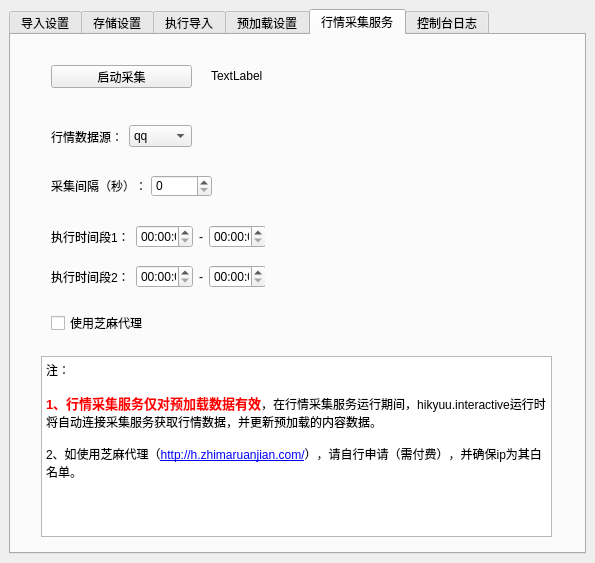
Before: the Qt Designer form hikyuu/gui/data/MainWindow.ui in fasiondog/hikyuu, drawn with Qt 5.
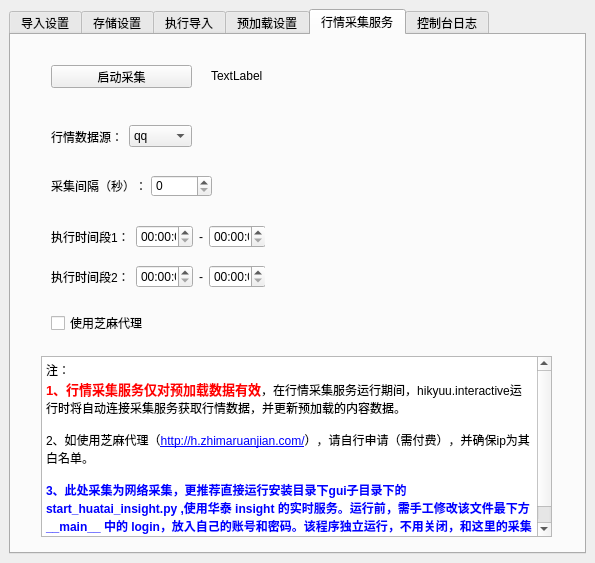
After: the same form once the commit is applied. The open tabs and pages were chosen to show the change.

Commit message: 更新 GUI，补充华泰 insight 相关说明

```diff
--- a/hikyuu/gui/data/MainWindow.ui
+++ b/hikyuu/gui/data/MainWindow.ui
@@ -1203,10 +1203,11 @@
 p, li { white-space: pre-wrap; }
 &lt;/style&gt;&lt;/head&gt;&lt;body style=&quot; font-family:'Microsoft YaHei UI'; font-size:9pt; font-weight:400; font-style:normal;&quot;&gt;
 &lt;p style=&quot; margin-top:0px; margin-bottom:0px; margin-left:0px; margin-right:0px; -qt-block-indent:0; text-indent:0px;&quot;&gt;&lt;span style=&quot; font-family:'SimSun';&quot;&gt;注：&lt;/span&gt;&lt;/p&gt;
-&lt;p style=&quot;-qt-paragraph-type:empty; margin-top:0px; margin-bottom:0px; margin-left:0px; margin-right:0px; -qt-block-indent:0; text-indent:0px; font-family:'SimSun';&quot;&gt;&lt;br /&gt;&lt;/p&gt;
 &lt;p style=&quot; margin-top:0px; margin-bottom:0px; margin-left:0px; margin-right:0px; -qt-block-indent:0; text-indent:0px;&quot;&gt;&lt;span style=&quot; font-family:'SimSun'; font-size:10pt; font-weight:600; color:#ff0000;&quot;&gt;1、行情采集服务仅对预加载数据有效&lt;/span&gt;&lt;span style=&quot; font-family:'SimSun';&quot;&gt;，在行情采集服务运行期间，hikyuu.interactive运行时将自动连接采集服务获取行情数据，并更新预加载的内容数据。&lt;/span&gt;&lt;/p&gt;
 &lt;p style=&quot;-qt-paragraph-type:empty; margin-top:0px; margin-bottom:0px; margin-left:0px; margin-right:0px; -qt-block-indent:0; text-indent:0px; font-family:'SimSun';&quot;&gt;&lt;br /&gt;&lt;/p&gt;
-&lt;p style=&quot; margin-top:0px; margin-bottom:0px; margin-left:0px; margin-right:0px; -qt-block-indent:0; text-indent:0px;&quot;&gt;&lt;span style=&quot; font-family:'SimSun';&quot;&gt;2、如使用芝麻代理（&lt;/span&gt;&lt;a href=&quot;http://h.zhimaruanjian.com/&quot;&gt;&lt;span style=&quot; font-family:'SimSun'; text-decoration: underline; color:#0000ff;&quot;&gt;http://h.zhimaruanjian.com/&lt;/span&gt;&lt;/a&gt;&lt;span style=&quot; font-family:'SimSun';&quot;&gt;），请自行申请（需付费），并确保ip为其白名单。&lt;/span&gt;&lt;/p&gt;&lt;/body&gt;&lt;/html&gt;</string>
+&lt;p style=&quot; margin-top:0px; margin-bottom:0px; margin-left:0px; margin-right:0px; -qt-block-indent:0; text-indent:0px;&quot;&gt;&lt;span style=&quot; font-family:'SimSun';&quot;&gt;2、如使用芝麻代理（&lt;/span&gt;&lt;a href=&quot;http://h.zhimaruanjian.com/&quot;&gt;&lt;span style=&quot; font-family:'SimSun'; text-decoration: underline; color:#0000ff;&quot;&gt;http://h.zhimaruanjian.com/&lt;/span&gt;&lt;/a&gt;&lt;span style=&quot; font-family:'SimSun';&quot;&gt;），请自行申请（需付费），并确保ip为其白名单。&lt;/span&gt;&lt;/p&gt;
+&lt;p style=&quot;-qt-paragraph-type:empty; margin-top:0px; margin-bottom:0px; margin-left:0px; margin-right:0px; -qt-block-indent:0; text-indent:0px; font-family:'SimSun';&quot;&gt;&lt;br /&gt;&lt;/p&gt;
+&lt;p style=&quot; margin-top:0px; margin-bottom:0px; margin-left:0px; margin-right:0px; -qt-block-indent:0; text-indent:0px;&quot;&gt;&lt;span style=&quot; font-family:'SimSun'; font-weight:700; color:#0000ff;&quot;&gt;3、此处采集为网络采集，更推荐直接运行安装目录下gui子目录下的 start_huatai_insight.py ,使用华泰 insight 的实时服务。运行前，需手工修改该文件最下方 __main__ 中的 login，放入自己的账号和密码。该程序独立运行，不用关闭，和这里的采集效果一样。&lt;/span&gt;&lt;/p&gt;&lt;/body&gt;&lt;/html&gt;</string>
         </property>
        </widget>
        <widget class="QWidget" name="layoutWidget">
```
The commit also changes 1 other file.
